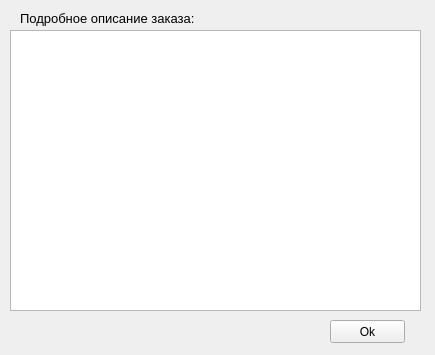
First picture: the form in project_tabletka/info.ui, repository martifexa/Project_12.21, before the edit.
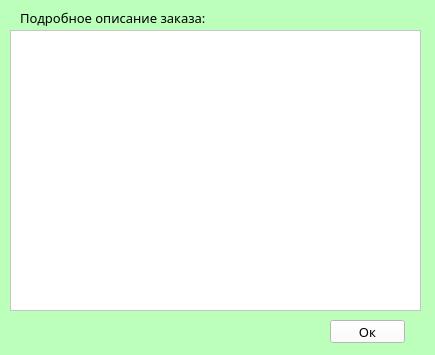
Second picture: the form after the edit.

Diff of the .ui file:
```diff
--- a/project_tabletka/info.ui
+++ b/project_tabletka/info.ui
@@ -13,6 +13,9 @@
   <property name="windowTitle">
    <string>Form</string>
   </property>
+  <property name="styleSheet">
+   <string notr="true">background-color: rgb(187, 255, 187);</string>
+  </property>
   <widget class="QListWidget" name="listWidget">
    <property name="geometry">
     <rect>
@@ -22,6 +25,14 @@
      <height>281</height>
     </rect>
    </property>
+   <property name="font">
+    <font>
+     <family>Microsoft YaHei UI Light</family>
+    </font>
+   </property>
+   <property name="styleSheet">
+    <string notr="true">background-color: rgb(255, 255, 255);</string>
+   </property>
   </widget>
   <widget class="QPushButton" name="pushButton">
    <property name="geometry">
@@ -32,8 +43,17 @@
      <height>23</height>
     </rect>
    </property>
+   <property name="font">
+    <font>
+     <family>Microsoft YaHei UI Light</family>
+     <pointsize>10</pointsize>
+    </font>
+   </property>
+   <property name="styleSheet">
+    <string notr="true">background-color: rgb(255, 255, 255);</string>
+   </property>
    <property name="text">
-    <string>Ok</string>
+    <string>Ок</string>
    </property>
   </widget>
   <widget class="QLabel" name="label">
@@ -47,6 +67,7 @@
    </property>
    <property name="font">
     <font>
+     <family>Microsoft YaHei UI Light</family>
      <pointsize>10</pointsize>
     </font>
    </property>
```
